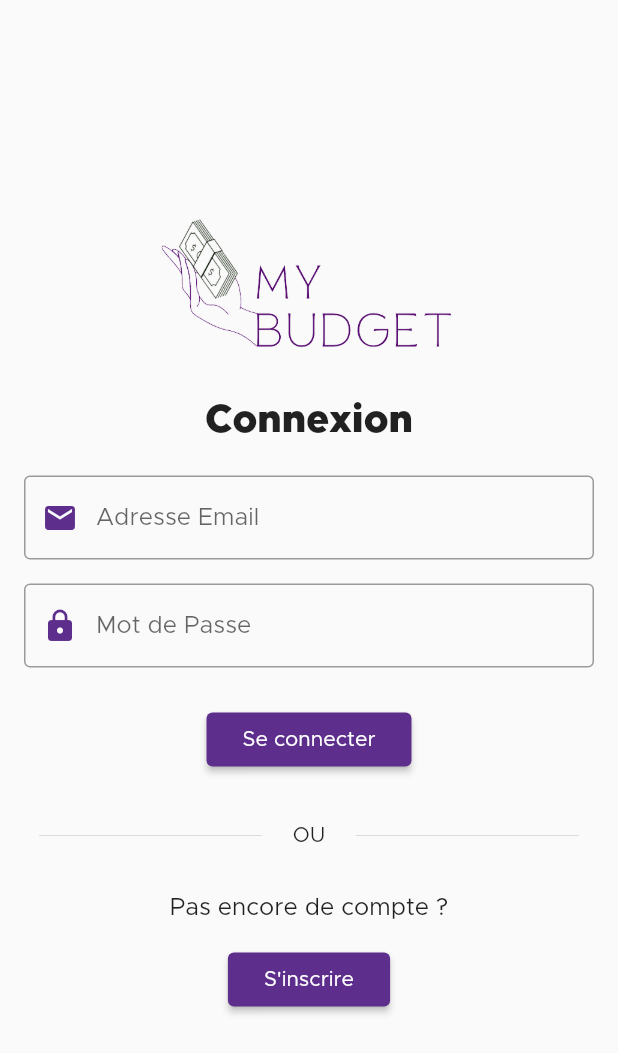
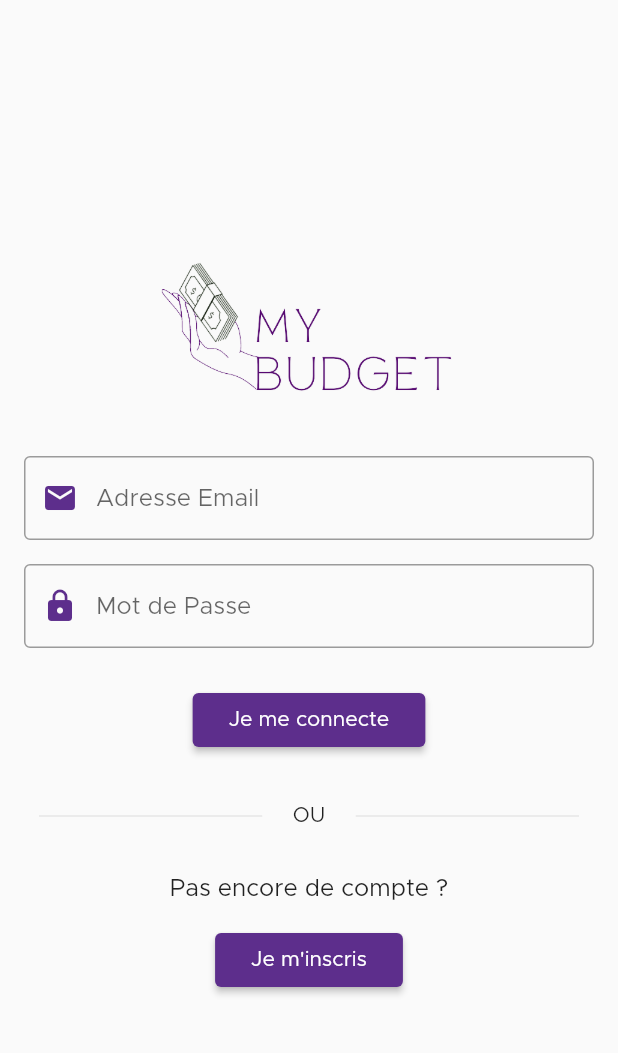
Before and after one commit to Drakx116/my-budget-app, a Flutter app: the screen it shows after launch, on a phone screen of 412 x 824 dp. Shown: the top 1053 px of the screen. Run offline on Flutter 3.47's test engine with Material 2 defaults, Android fonts, the phone set to English and light mode, and no system bars; our stand-ins replace dio, flutter_dotenv, flutter_secure_storage, freezed_annotation, image_picker; missing offline and left inert: learning_input_image, learning_text_recognition.

Commit message:
feat(style): update button labels :sparkles:

```diff
--- a/lib/screens/auth/login_screen.dart
+++ b/lib/screens/auth/login_screen.dart
@@ -15,8 +15,10 @@ class LoginScreen extends StatelessWidget
   @override
   Widget build(BuildContext context) {
     return CenterContainer(widgets: [
-      Image.asset('assets/images/logo.png', width: 200),
-      const WidgetTitle(text: 'Connexion'),
+      Padding(
+        padding: const EdgeInsets.symmetric(vertical: 16),
+        child: Image.asset('assets/images/logo.png', width: 200),
+      ),
       LoginForm(givenEmail: givenEmail),
       const ExtendedDivider(orDivider: true, padding: 32),
 
@@ -32,7 +34,7 @@ class LoginScreen extends StatelessWidget
                   MaterialPageRoute(builder: (context) => const RegistrationScreen()),
                 );
               },
-              child: const Text('S\'inscrire'),
+              child: const Text('Je m\'inscris'),
               style: ButtonStyle(
                 padding: MaterialStateProperty.all<EdgeInsets>(const EdgeInsets.symmetric(vertical: 8, horizontal: 24))
               ),
--- a/lib/screens/auth/registration_screen.dart
+++ b/lib/screens/auth/registration_screen.dart
@@ -29,7 +29,7 @@ class RegistrationScreen extends StatelessWidget
                   MaterialPageRoute(builder: (context) => const LoginScreen()),
                 );
               },
-              child: const Text('Se connecter'),
+              child: const Text('Je me connecte'),
               style: ButtonStyle(
                 padding: MaterialStateProperty.all<EdgeInsets>(const EdgeInsets.symmetric(vertical: 8, horizontal: 24))
               ),
--- a/lib/utils/forms/login_form.dart
+++ b/lib/utils/forms/login_form.dart
@@ -89,7 +89,7 @@ class _LoginFormState extends State<LoginForm>
                   return;
                 }
               },
-              child: const Text('Se connecter'),
+              child: const Text('Je me connecte'),
               style: ButtonStyle(
                 padding: MaterialStateProperty.all<EdgeInsets>(const EdgeInsets.symmetric(vertical: 8, horizontal: 24))
               ),
--- a/lib/utils/forms/registration_form.dart
+++ b/lib/utils/forms/registration_form.dart
@@ -112,7 +112,7 @@ class _RegistrationFormState extends State<RegistrationForm>
                   print(e);
                 }
               },
-              child: const Text('S\'inscrire'),
+              child: const Text('Je m\'inscris'),
               style: ButtonStyle(
                   padding: MaterialStateProperty.all<EdgeInsets>(const EdgeInsets.symmetric(vertical: 8, horizontal: 24))
               ),
```
